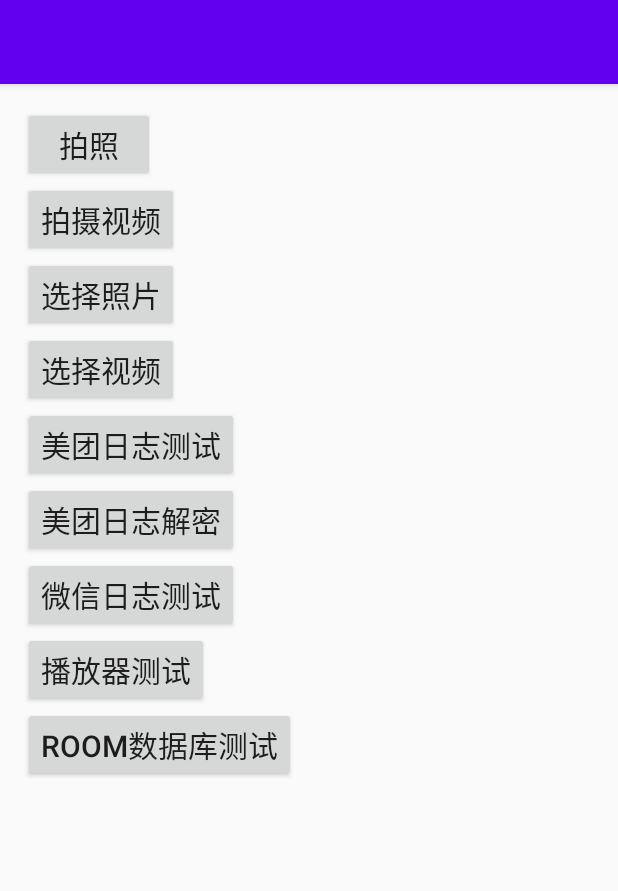
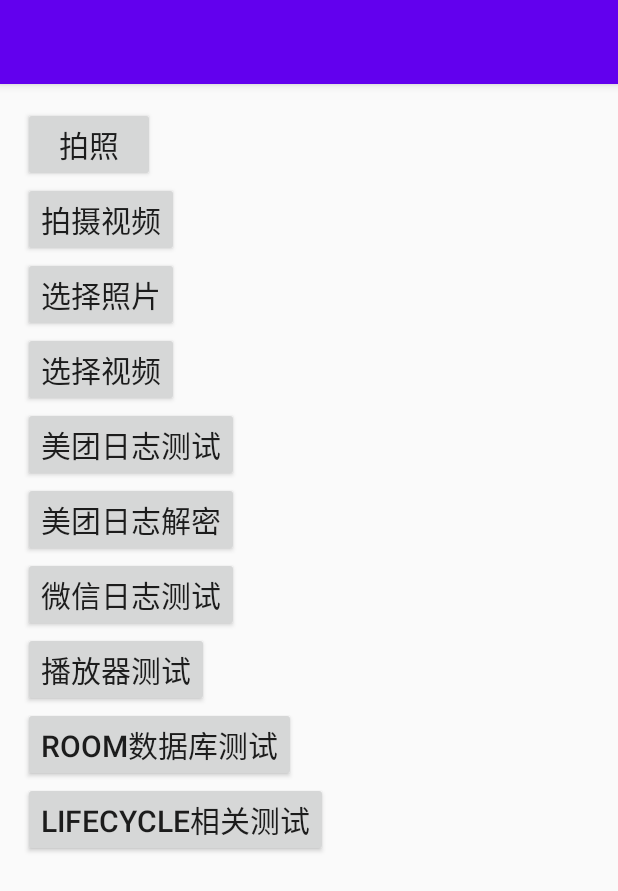
Before and after one commit to angelsusu/android_demo, an Android app: the screen it shows after launch (MainActivity), on a phone screen of 412 x 824 dp. Shown: the top 891 px of the screen. Run offline under Robolectric (Android 15) with nearby library versions, the phone set to English and light mode, and no system bars; libraries missing offline, so code that uses them is left out: com.dianping.logan, com.tencent.mars.

Commit message:
添加lifecycle相关的测试代码

```diff
--- a/app/src/main/AndroidManifest.xml
+++ b/app/src/main/AndroidManifest.xml
@@ -27,6 +27,7 @@
 
         <activity android:name=".player.PlayerTestActivity"/>
         <activity android:name=".room.RoomTestActivity"/>
+        <activity android:name=".lifecycle.LifecycleTestActivity"/>
     </application>
 
 </manifest>
--- a/app/src/main/res/layout/activity_main.xml
+++ b/app/src/main/res/layout/activity_main.xml
@@ -1,7 +1,11 @@
 <?xml version="1.0" encoding="utf-8"?>
-<LinearLayout xmlns:android="http://schemas.android.com/apk/res/android"
-    xmlns:app="http://schemas.android.com/apk/res-auto"
+<androidx.core.widget.NestedScrollView
+    xmlns:android="http://schemas.android.com/apk/res/android"
     xmlns:tools="http://schemas.android.com/tools"
+    android:layout_width="match_parent"
+    android:layout_height="match_parent">
+
+    <LinearLayout
         android:layout_width="match_parent"
         android:layout_height="match_parent"
         android:padding="15dp"
@@ -74,4 +78,13 @@
             android:textSize="20sp"
             android:text="room数据库测试" />
 
+        <Button
+            android:id="@+id/btn_lifecycle_test"
+            android:layout_width="wrap_content"
+            android:layout_height="wrap_content"
+            android:textSize="20sp"
+            android:text="lifecycle相关测试" />
+
     </LinearLayout>
+
+</androidx.core.widget.NestedScrollView>
```
Also changed, not shown: app/src/main/java/com/example/test/MainActivity.kt (+38 -0 lines), app/src/main/java/com/example/test/lifecycle/LifecycleTestActivity.kt (added, +74 -0 lines), app/src/main/java/com/example/test/room/UserInfoDB.kt (+13 -1 lines), app/src/main/res/layout/activity_lifecycle_test.xml (added, +11 -0 lines). Lines whose indentation alone changed are shown as unchanged.
